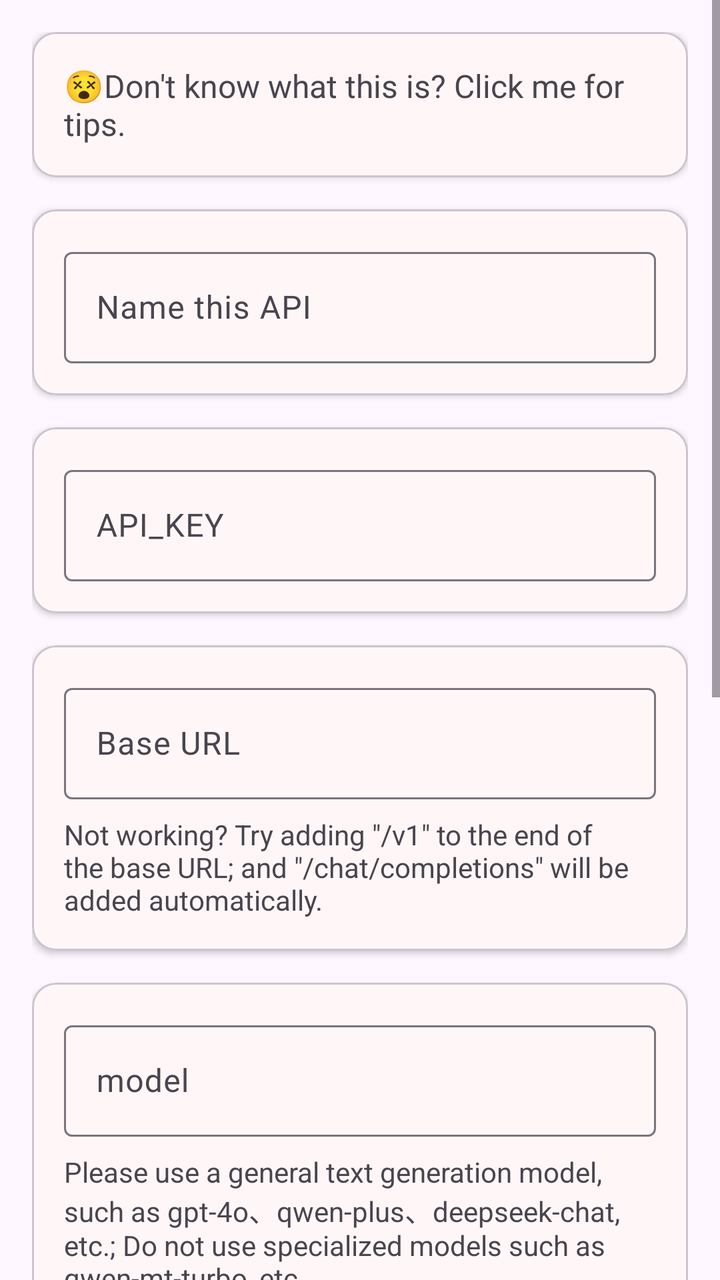
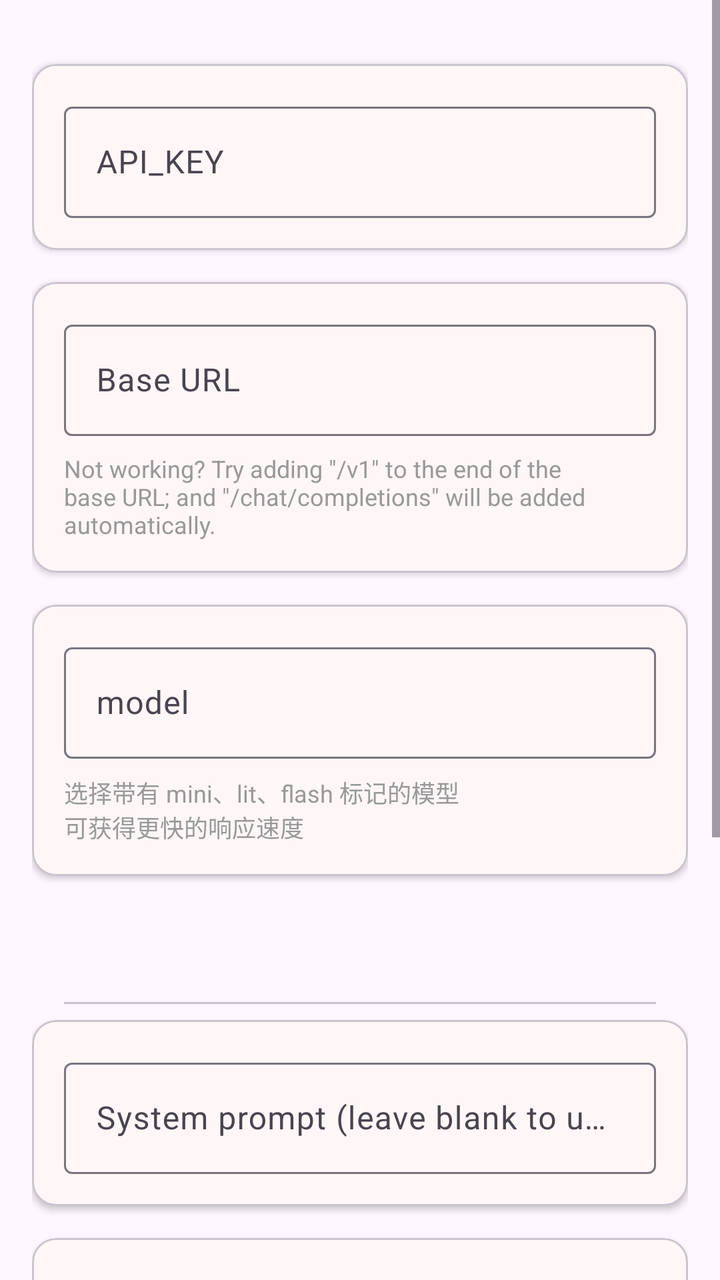

An Android layout rendered at two revisions. The XML below is the earlier revision; the diff shows what the commit changed to produce the second picture.
<!-- AndroidManifest.xml: application theme Theme.MT -->
<!-- res/layout/fragment_openai_api.xml -->
<?xml version="1.0" encoding="utf-8"?>
<ScrollView xmlns:android="http://schemas.android.com/apk/res/android"
    xmlns:app="http://schemas.android.com/apk/res-auto"
    android:layout_width="match_parent"
    android:layout_height="match_parent"
    android:fitsSystemWindows="true">

    <LinearLayout
        android:layout_width="match_parent"
        android:layout_height="wrap_content"
        android:orientation="vertical"
        android:padding="16dp">

        
        <com.google.android.material.card.MaterialCardView
            android:id="@+id/introduce"
            android:layout_width="match_parent"
            android:layout_height="wrap_content"
            android:layout_marginBottom="16dp"
            app:cardBackgroundColor="@color/card_background"
            app:cardElevation="2dp">

            <LinearLayout
                android:layout_width="match_parent"
                android:layout_height="wrap_content"
                android:orientation="vertical"
                android:padding="16dp">

                <TextView
                    android:layout_width="match_parent"
                    android:layout_height="wrap_content"
                    android:textSize="16sp"
                    android:text="@string/dont_know_custom">
                </TextView>

            </LinearLayout>

        </com.google.android.material.card.MaterialCardView>

        
        <com.google.android.material.card.MaterialCardView
            android:layout_width="match_parent"
            android:layout_height="wrap_content"
            android:layout_marginBottom="16dp"
            app:cardBackgroundColor="@color/card_background"
            app:cardElevation="2dp">

            <LinearLayout
                android:layout_width="match_parent"
                android:layout_height="wrap_content"
                android:orientation="vertical"
                android:padding="16dp">

                <com.google.android.material.textfield.TextInputLayout
                    android:layout_width="match_parent"
                    android:layout_height="wrap_content">

                    <com.google.android.material.textfield.TextInputEditText
                        android:id="@+id/editProviderName"
                        android:layout_width="match_parent"
                        android:layout_height="wrap_content"
                        android:hint="@string/custom_api_name_hint" />
                </com.google.android.material.textfield.TextInputLayout>

                <TextView
                    android:id="@+id/builtinBadge"
                    android:layout_width="wrap_content"
                    android:layout_height="wrap_content"
                    android:layout_marginTop="4dp"
                    android:text="@string/builtin_api_prefix"
                    android:textColor="?android:textColorSecondary"
                    android:textSize="12sp"
                    android:visibility="gone" />
            </LinearLayout>
        </com.google.android.material.card.MaterialCardView>

        
        <com.google.android.material.card.MaterialCardView
            android:layout_width="match_parent"
            android:layout_height="wrap_content"
            android:layout_marginBottom="16dp"
            app:cardBackgroundColor="@color/card_background"
            app:cardElevation="2dp">

            <LinearLayout
                android:layout_width="match_parent"
                android:layout_height="wrap_content"
                android:orientation="vertical"
                android:padding="16dp">

                <com.google.android.material.textfield.TextInputLayout
                    android:layout_width="match_parent"
                    android:layout_height="wrap_content">

                    <com.google.android.material.textfield.TextInputEditText
                        android:id="@+id/editApiKey"
                        android:layout_width="match_parent"
                        android:layout_height="wrap_content"
                        android:hint="@string/api_key" />
                </com.google.android.material.textfield.TextInputLayout>
            </LinearLayout>
        </com.google.android.material.card.MaterialCardView>

        
        <com.google.android.material.card.MaterialCardView
            android:layout_width="match_parent"
            android:layout_height="wrap_content"
            android:layout_marginBottom="16dp"
            app:cardBackgroundColor="@color/card_background"
            app:cardElevation="2dp">

            <LinearLayout
                android:layout_width="match_parent"
                android:layout_height="wrap_content"
                android:orientation="vertical"
                android:padding="16dp">

                <com.google.android.material.textfield.TextInputLayout
                    android:layout_width="match_parent"
                    android:layout_height="wrap_content">

                    <com.google.android.material.textfield.TextInputEditText
                        android:id="@+id/editBaseUrl"
                        android:layout_width="match_parent"
                        android:layout_height="wrap_content"
                        android:hint="@string/base_url" />
                </com.google.android.material.textfield.TextInputLayout>

                <TextView
                    android:id="@+id/builtinUrlBadge"
                    android:layout_width="wrap_content"
                    android:layout_height="wrap_content"
                    android:layout_marginTop="4dp"
                    android:text="@string/builtin_field_readonly"
                    android:textColor="?android:textColorSecondary"
                    android:textSize="12sp"
                    android:visibility="gone" />

                <TextView
                    android:layout_width="wrap_content"
                    android:layout_height="wrap_content"
                    android:layout_marginTop="8dp"
                    android:text="@string/base_url_tips"
                    android:textColor="?android:textColorSecondary" />

            </LinearLayout>
        </com.google.android.material.card.MaterialCardView>

        
        <com.google.android.material.card.MaterialCardView
            android:layout_width="match_parent"
            android:layout_height="wrap_content"
            android:layout_marginBottom="16dp"
            app:cardBackgroundColor="@color/card_background"
            app:cardElevation="2dp">

            <LinearLayout
                android:layout_width="match_parent"
                android:layout_height="wrap_content"
                android:orientation="vertical"
                android:padding="16dp">

                
                <com.google.android.material.textfield.TextInputLayout
                    android:id="@+id/modelInputLayout"
                    android:layout_width="match_parent"
                    android:layout_height="wrap_content">

                    <com.google.android.material.textfield.TextInputEditText
                        android:id="@+id/editModelName"
                        android:layout_width="match_parent"
                        android:layout_height="wrap_content"
                        android:hint="@string/model" />
                </com.google.android.material.textfield.TextInputLayout>

                
                <LinearLayout
                    android:id="@+id/modelSpinnerLayout"
                    android:layout_width="match_parent"
                    android:layout_height="wrap_content"
                    android:orientation="vertical"
                    android:visibility="gone">

                    <TextView
                        android:layout_width="wrap_content"
                        android:layout_height="wrap_content"
                        android:text="@string/model_selection"
                        android:textColor="?android:textColorSecondary"
                        android:textSize="12sp" />

                    <TextView
                        android:id="@+id/modelSelector"
                        android:layout_width="match_parent"
                        android:layout_height="wrap_content"
                        android:layout_marginTop="4dp"
                        android:paddingVertical="12dp"
                        android:paddingHorizontal="4dp"
                        android:textSize="16sp"
                        android:textColor="#333333"
                        android:background="?attr/selectableItemBackground"
                        android:drawableEnd="@drawable/baseline_expand_more"
                        android:drawableTint="#999999" />
                </LinearLayout>

                <TextView
                    android:id="@+id/modelTips"
                    android:layout_width="wrap_content"
                    android:layout_height="wrap_content"
                    android:layout_marginTop="8dp"
                    android:text="@string/model_tips"
                    android:textColor="?android:textColorSecondary" />

            </LinearLayout>
        </com.google.android.material.card.MaterialCardView>

        
        <com.google.android.material.card.MaterialCardView
            android:layout_width="match_parent"
            android:layout_height="wrap_content"
            android:layout_marginBottom="16dp"
            app:cardBackgroundColor="@color/card_background"
            app:cardElevation="2dp">

            <LinearLayout
                android:layout_width="match_parent"
                android:layout_height="wrap_content"
                android:orientation="vertical"
                android:padding="16dp">

                <com.google.android.material.textfield.TextInputLayout
                    android:layout_width="match_parent"
                    android:layout_height="wrap_content">

                    <com.google.android.material.textfield.TextInputEditText
                        android:id="@+id/editSystemPrompt"
                        android:layout_width="match_parent"
                        android:layout_height="wrap_content"
                        android:hint="@string/system_prompt" />

                </com.google.android.material.textfield.TextInputLayout>

                <TextView
                    android:id="@+id/btnResetSystemPrompt"
                    android:layout_width="wrap_content"
                    android:layout_height="wrap_content"
                    android:layout_marginTop="4dp"
                    android:text="@string/reset_to_default"
                    android:textColor="#55AEEA"
                    android:textSize="13sp"
                    android:visibility="gone"
                    android:background="?attr/selectableItemBackground" />

            </LinearLayout>
        </com.google.android.material.card.MaterialCardView>

        
        <com.google.android.material.card.MaterialCardView
            android:layout_width="match_parent"
            android:layout_height="wrap_content"
            android:layout_marginBottom="16dp"
            app:cardBackgroundColor="@color/card_background"
            app:cardElevation="2dp">

            <LinearLayout
                android:layout_width="match_parent"
                android:layout_height="wrap_content"
                android:orientation="vertical"
                android:padding="16dp">

                <com.google.android.material.textfield.TextInputLayout
                    android:layout_width="match_parent"
                    android:layout_height="wrap_content">

                    <com.google.android.material.textfield.TextInputEditText
                        android:id="@+id/editUserPrompt"
                        android:layout_width="match_parent"
                        android:layout_height="wrap_content"
                        android:hint="@string/user_prompt" />

                </com.google.android.material.textfield.TextInputLayout>

                <TextView
                    android:id="@+id/btnResetUserPrompt"
                    android:layout_width="wrap_content"
                    android:layout_height="wrap_content"
                    android:layout_marginTop="4dp"
                    android:text="@string/reset_to_default"
                    android:textColor="#55AEEA"
                    android:textSize="13sp"
                    android:visibility="gone"
                    android:background="?attr/selectableItemBackground" />

                <TextView
                    android:layout_width="wrap_content"
                    android:layout_height="wrap_content"
                    android:layout_marginTop="8dp"
                    android:text="@string/openai_use_source_text"
                    android:textColor="?android:textColorSecondary" />

            </LinearLayout>
        </com.google.android.material.card.MaterialCardView>

        
        <Button
            android:id="@+id/btnSave"
            android:layout_width="match_parent"
            android:layout_height="wrap_content"
            android:layout_marginTop="8dp"
            android:text="@string/save_configuration" />

        
        <Button
            android:id="@+id/btnTest"
            android:layout_width="match_parent"
            android:layout_height="wrap_content"
            android:layout_marginTop="8dp"
            android:text="@string/test_provider"
            style="?attr/materialButtonOutlinedStyle" />

        
        <Button
            android:id="@+id/btnDelete"
            android:layout_width="match_parent"
            android:layout_height="wrap_content"
            android:layout_marginTop="8dp"
            android:text="@string/custom_api_delete"
            style="?attr/materialButtonOutlinedStyle" />

    </LinearLayout>
</ScrollView>
<!-- resources referenced by this layout -->
<resources>
  <color name="card_background">#FFF7F7</color>
  <!-- drawable baseline_expand_more (drawable) -->
  <vector xmlns:android="http://schemas.android.com/apk/res/android" android:alpha="0.85" android:height="24dp" android:tint="#605E5E" android:viewportHeight="24" android:viewportWidth="24" android:width="24dp">
        
      <path android:fillColor="@android:color/white" android:pathData="M16.59,8.59L12,13.17 7.41,8.59 6,10l6,6 6,-6z"/>
      
  </vector>
  <string name="api_key">API_KEY</string>
  <string name="base_url">Base URL</string>
  <string name="base_url_tips">Not working? Try adding \"/v1\" to the end of the base URL; and \"/chat/completions\" will be added automatically.</string>
  <string name="builtin_api_prefix">Built-in</string>
  <string name="builtin_field_readonly">This field is read-only for built-in APIs</string>
  <string name="custom_api_delete">Delete This API</string>
  <string name="custom_api_name_hint">Name this API</string>
  <string name="dont_know_custom">😵Don\'t know what this is? Click me for tips.</string>
  <string name="model">model</string>
  <string name="model_selection">Model Selection</string>
  <string name="model_tips">Please use a general text generation model, such as gpt-4o、qwen-plus、deepseek-chat, etc.; Do not use specialized models such as qwen-mt-turbo, etc</string>
  <string name="openai_use_source_text">In the user prompt, use \"usefromlang\" to represent the source language, \"usetolang\" to represent the target language, and \"usesourcetext\" to represent the text to be translated</string>
  <string name="reset_to_default">Reset to Default</string>
  <string name="save_configuration">Save Configuration</string>
  <string name="system_prompt">System prompt (leave blank to use the default)</string>
  <string name="test_provider">Test connection</string>
  <string name="user_prompt">User prompt (leave blank to use default)</string>
  <style name="Theme.MT" parent="Base.Theme.MT">
          
          <item name="android:navigationBarColor">@android:color/transparent</item>
          <item name="android:statusBarColor">@android:color/transparent</item>
          <item name="android:windowLightStatusBar">?attr/isLightTheme</item>
      </style>
  <style name="Base.Theme.MT" parent="Theme.Material3.Light.NoActionBar">
          <item name="colorPrimary">#55AEEA</item>
          <item name="android:navigationBarColor">
              @android:color/transparent
          </item>
          <item name="android:enforceNavigationBarContrast">false</item>
          <item name="android:enforceStatusBarContrast">false</item>
      </style>
</resources>

<!-- the commit's change to res/layout/fragment_openai_api.xml (unified diff, before → after) -->
@@ -12,63 +12,76 @@
         android:padding="16dp">
 
         
-        <com.google.android.material.card.MaterialCardView
-            android:id="@+id/introduce"
-            android:layout_width="match_parent"
-            android:layout_height="wrap_content"
-            android:layout_marginBottom="16dp"
-            app:cardBackgroundColor="@color/card_background"
-            app:cardElevation="2dp">
-
-            <LinearLayout
-                android:layout_width="match_parent"
-                android:layout_height="wrap_content"
-                android:orientation="vertical"
-                android:padding="16dp">
-
-                <TextView
-                    android:layout_width="match_parent"
-                    android:layout_height="wrap_content"
-                    android:textSize="16sp"
-                    android:text="@string/dont_know_custom">
-                </TextView>
-
-            </LinearLayout>
-
-        </com.google.android.material.card.MaterialCardView>
-
-        
-        <com.google.android.material.card.MaterialCardView
-            android:layout_width="match_parent"
-            android:layout_height="wrap_content"
-            android:layout_marginBottom="16dp"
-            app:cardBackgroundColor="@color/card_background"
-            app:cardElevation="2dp">
-
-            <LinearLayout
-                android:layout_width="match_parent"
-                android:layout_height="wrap_content"
-                android:orientation="vertical"
-                android:padding="16dp">
-
-                <com.google.android.material.textfield.TextInputLayout
-                    android:layout_width="match_parent"
-                    android:layout_height="wrap_content">
-
-                    <com.google.android.material.textfield.TextInputEditText
-                        android:id="@+id/editProviderName"
-                        android:layout_width="match_parent"
-                        android:layout_height="wrap_content"
-                        android:hint="@string/custom_api_name_hint" />
-                </com.google.android.material.textfield.TextInputLayout>
-
-                <TextView
-                    android:id="@+id/builtinBadge"
-                    android:layout_width="wrap_content"
-                    android:layout_height="wrap_content"
-                    android:layout_marginTop="4dp"
-                    android:text="@string/builtin_api_prefix"
-                    android:textColor="?android:textColorSecondary"
+        <LinearLayout
+            android:layout_width="match_parent"
+            android:layout_height="wrap_content"
+            android:layout_marginBottom="16dp"
+            android:orientation="horizontal"
+            android:gravity="center_vertical|center_horizontal">
+
+            <ImageView
+                android:id="@+id/providerIcon"
+                android:layout_width="40dp"
+                android:layout_height="40dp"
+                android:layout_marginEnd="8dp"
+                android:visibility="gone" />
+
+            
+            <TextView
+                android:id="@+id/providerNameText"
+                android:layout_width="wrap_content"
+                android:layout_height="wrap_content"
+                android:textSize="18sp"
+                android:textColor="#333333"
+                android:textStyle="bold"
+                android:visibility="gone" />
+
+            
+            <com.google.android.material.textfield.TextInputLayout
+                android:id="@+id/providerNameInputLayout"
+                android:layout_width="match_parent"
+                android:layout_height="wrap_content"
+                android:visibility="gone">
+
+                <com.google.android.material.textfield.TextInputEditText
+                    android:id="@+id/editProviderName"
+                    android:layout_width="match_parent"
+                    android:layout_height="wrap_content"
+                    android:hint="@string/custom_api_name_hint" />
+            </com.google.android.material.textfield.TextInputLayout>
+        </LinearLayout>
+
+        
+        <com.google.android.material.card.MaterialCardView
+            android:layout_width="match_parent"
+            android:layout_height="wrap_content"
+            android:layout_marginBottom="16dp"
+            app:cardBackgroundColor="@color/card_background"
+            app:cardElevation="2dp">
+
+            <LinearLayout
+                android:layout_width="match_parent"
+                android:layout_height="wrap_content"
+                android:orientation="vertical"
+                android:padding="16dp">
+
+                <com.google.android.material.textfield.TextInputLayout
+                    android:layout_width="match_parent"
+                    android:layout_height="wrap_content">
+
+                    <com.google.android.material.textfield.TextInputEditText
+                        android:id="@+id/editApiKey"
+                        android:layout_width="match_parent"
+                        android:layout_height="wrap_content"
+                        android:hint="@string/api_key" />
+                </com.google.android.material.textfield.TextInputLayout>
+
+                <TextView
+                    android:id="@+id/consoleLink"
+                    android:layout_width="wrap_content"
+                    android:layout_height="wrap_content"
+                    android:layout_marginTop="8dp"
+                    android:textColor="#55AEEA"
                     android:textSize="12sp"
                     android:visibility="gone" />
             </LinearLayout>
@@ -76,33 +89,7 @@
 
         
         <com.google.android.material.card.MaterialCardView
-            android:layout_width="match_parent"
-            android:layout_height="wrap_content"
-            android:layout_marginBottom="16dp"
-            app:cardBackgroundColor="@color/card_background"
-            app:cardElevation="2dp">
-
-            <LinearLayout
-                android:layout_width="match_parent"
-                android:layout_height="wrap_content"
-                android:orientation="vertical"
-                android:padding="16dp">
-
-                <com.google.android.material.textfield.TextInputLayout
-                    android:layout_width="match_parent"
-                    android:layout_height="wrap_content">
-
-                    <com.google.android.material.textfield.TextInputEditText
-                        android:id="@+id/editApiKey"
-                        android:layout_width="match_parent"
-                        android:layout_height="wrap_content"
-                        android:hint="@string/api_key" />
-                </com.google.android.material.textfield.TextInputLayout>
-            </LinearLayout>
-        </com.google.android.material.card.MaterialCardView>
-
-        
-        <com.google.android.material.card.MaterialCardView
+            android:id="@+id/baseUrlCard"
             android:layout_width="match_parent"
             android:layout_height="wrap_content"
             android:layout_marginBottom="16dp"
@@ -141,7 +128,8 @@
                     android:layout_height="wrap_content"
                     android:layout_marginTop="8dp"
                     android:text="@string/base_url_tips"
-                    android:textColor="?android:textColorSecondary" />
+                    android:textColor="#999999"
+                    android:textSize="12sp" />
 
             </LinearLayout>
         </com.google.android.material.card.MaterialCardView>
@@ -208,10 +196,25 @@
                     android:layout_height="wrap_content"
                     android:layout_marginTop="8dp"
                     android:text="@string/model_tips"
-                    android:textColor="?android:textColorSecondary" />
-
-            </LinearLayout>
-        </com.google.android.material.card.MaterialCardView>
+                    android:textColor="#999999"
+                    android:textSize="12sp" />
+
+            </LinearLayout>
+        </com.google.android.material.card.MaterialCardView>
+
+        
+        <com.google.android.material.tabs.TabLayout
+            android:id="@+id/prompt_mode_tabs"
+            android:layout_width="match_parent"
+            android:layout_height="wrap_content"
+            android:layout_marginStart="16dp"
+            android:layout_marginEnd="16dp"
+            android:layout_marginBottom="8dp"
+            app:tabMode="fixed"
+            app:tabGravity="fill"
+            app:tabIndicatorColor="@color/design_default_color_primary"
+            app:tabSelectedTextColor="@color/design_default_color_primary"
+            app:tabTextColor="@android:color/darker_gray" />
 
         
         <com.google.android.material.card.MaterialCardView
@@ -295,7 +298,8 @@
                     android:layout_height="wrap_content"
                     android:layout_marginTop="8dp"
                     android:text="@string/openai_use_source_text"
-                    android:textColor="?android:textColorSecondary" />
+                    android:textColor="#999999"
+                    android:textSize="12sp" />
 
             </LinearLayout>
         </com.google.android.material.card.MaterialCardView>
<!-- resource entries referenced after the edit -->
@@ -10,14 +10,12 @@
   <string name="api_key">API_KEY</string>
   <string name="base_url">Base URL</string>
   <string name="base_url_tips">Not working? Try adding \"/v1\" to the end of the base URL; and \"/chat/completions\" will be added automatically.</string>
-  <string name="builtin_api_prefix">Built-in</string>
   <string name="builtin_field_readonly">This field is read-only for built-in APIs</string>
   <string name="custom_api_delete">Delete This API</string>
   <string name="custom_api_name_hint">Name this API</string>
-  <string name="dont_know_custom">😵Don\'t know what this is? Click me for tips.</string>
   <string name="model">model</string>
   <string name="model_selection">Model Selection</string>
-  <string name="model_tips">Please use a general text generation model, such as gpt-4o、qwen-plus、deepseek-chat, etc.; Do not use specialized models such as qwen-mt-turbo, etc</string>
+  <string name="model_tips">选择带有 mini、lit、flash 标记的模型\n可获得更快的响应速度</string>
   <string name="openai_use_source_text">In the user prompt, use \"usefromlang\" to represent the source language, \"usetolang\" to represent the target language, and \"usesourcetext\" to represent the text to be translated</string>
   <string name="reset_to_default">Reset to Default</string>
   <string name="save_configuration">Save Configuration</string>
